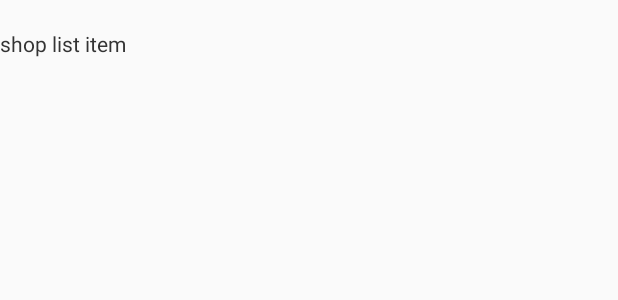
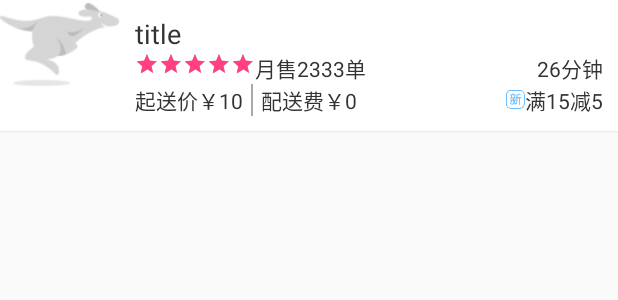
Before and after one commit to 0xLLLLH/Takeaway_android, an Android app: the layout shop_list_item.xml on its own in the app's theme, with its tools: preview values and no code run, on a phone screen of 412 x 824 dp. Shown: the top 300 px of the screen. Run offline under Robolectric (Android 15) with nearby library versions, the phone set to English and light mode, and no system bars.

Commit message:
shop list now display item rather than json

```diff
--- a/app/src/main/java/com/xllllh/android/takeaway/HomeFragment.java
+++ b/app/src/main/java/com/xllllh/android/takeaway/HomeFragment.java
@@ -83,7 +83,7 @@ public class HomeFragment extends Fragment {
                         LoadMoreTask loadMoreTask = new LoadMoreTask();
                         loadMoreTask.execute();
                     }
-                },1000);
+                },100);
             }
         });
         return view;
--- a/app/src/main/java/com/xllllh/android/takeaway/UsercenterFragment.java
+++ b/app/src/main/java/com/xllllh/android/takeaway/UsercenterFragment.java
@@ -9,6 +9,7 @@ import android.view.LayoutInflater;
 import android.view.View;
 import android.view.ViewGroup;
 import android.widget.LinearLayout;
+import android.widget.TextView;
 
 
 /**
@@ -83,6 +84,8 @@ public class UsercenterFragment extends Fragment {
                 startActivity(intent);
             }
         });
+        TextView username_view = (TextView) avatar_block.findViewById(R.id.username_view);
+        username_view.setText(UserUtils.mUsername);
     }
     private void bindMenu(){
 
--- a/app/src/main/res/layout/fragment_usercenter.xml
+++ b/app/src/main/res/layout/fragment_usercenter.xml
@@ -92,12 +92,13 @@
                 android:layout_width="80dp"
                 android:layout_height="80dp"
                 android:layout_gravity="center"
-                android:src="@mipmap/r0"
+                android:src="@mipmap/r1"
                 android:scaleType="centerCrop"
                 android:background="@mipmap/r2"
                 android:layout_margin="10dp"
                 android:padding="8dp"/>
             <TextView
+                android:id="@+id/username_view"
                 android:layout_width="wrap_content"
                 android:layout_height="wrap_content"
                 android:layout_gravity="center"
--- a/app/src/main/res/layout/shop_list_item.xml
+++ b/app/src/main/res/layout/shop_list_item.xml
@@ -1,15 +1,83 @@
 <?xml version="1.0" encoding="utf-8"?>
 <LinearLayout xmlns:android="http://schemas.android.com/apk/res/android"
-    android:orientation="vertical"
+    android:orientation="horizontal"
     android:layout_width="match_parent"
-    android:layout_height="wrap_content">
-    <TextView
-        android:id="@+id/id"
-        android:layout_width="match_parent"
-        android:layout_height="wrap_content" />
-    <TextView
-        android:id="@+id/content"
+    android:layout_height="wrap_content"
+    android:background="@android:color/white"
+    android:layout_marginBottom="10dp"
+    android:elevation="1dp">
+
+    <ImageView
+        android:layout_width="80dp"
+        android:layout_height="60dp"
+        android:src="@mipmap/xf"/>
+    <LinearLayout
+        android:orientation="vertical"
         android:layout_width="match_parent"
         android:layout_height="wrap_content"
-        android:text="shop list item"/>
+        android:padding="10dp">
+        <TextView
+            android:id="@+id/shop_name"
+            android:layout_width="match_parent"
+            android:layout_height="wrap_content"
+            android:text="title"
+            android:textSize="18sp"/>
+        <LinearLayout
+            android:orientation="horizontal"
+            android:layout_width="match_parent"
+            android:layout_height="wrap_content">
+            <RatingBar
+                android:id="@+id/shop_rating"
+                android:layout_width="wrap_content"
+                android:layout_height="wrap_content"
+                android:numStars="5"
+                android:isIndicator="true"
+                style="@style/Base.Widget.AppCompat.RatingBar.Small"
+                android:rating="5"/>
+            <TextView
+                android:id="@+id/shop_sold"
+                android:layout_width="wrap_content"
+                android:layout_height="wrap_content"
+                android:text="月售2333单"/>
+            <TextView
+                android:id="@+id/shop_send_time"
+                android:textAlignment="textEnd"
+                android:layout_width="match_parent"
+                android:layout_height="wrap_content"
+                android:text="26分钟"/>
+        </LinearLayout>
+        <LinearLayout
+            android:layout_width="match_parent"
+            android:layout_height="wrap_content">
+            <TextView
+                android:id="@+id/shop_price_to_send"
+                android:layout_width="wrap_content"
+                android:layout_height="wrap_content"
+                android:text="起送价￥10"/>
+            <ImageView
+                android:layout_width="1dp"
+                android:layout_marginStart="5dp"
+                android:layout_marginEnd="5dp"
+                android:layout_height="match_parent"
+                android:background="@android:color/darker_gray"/>
+            <TextView
+                android:id="@+id/shop_send_fee"
+                android:layout_width="wrap_content"
+                android:layout_height="wrap_content"
+                android:text="配送费￥0"/>
+            <LinearLayout
+                android:layout_width="match_parent"
+                android:layout_height="wrap_content"
+                android:orientation="vertical"
+                android:gravity="end">
+                <TextView
+                    android:id="@+id/shop_discount"
+                    android:drawableStart="@mipmap/tf"
+                    android:layout_width="wrap_content"
+                    android:layout_height="wrap_content"
+                    android:text="满15减5"/>
+            </LinearLayout>
+
+        </LinearLayout>
+    </LinearLayout>
 </LinearLayout>
```
Also changed, not shown: app/src/main/java/com/xllllh/android/takeaway/ItemRecyclerViewAdapter.java (+28 -10 lines), app/src/main/res/layout/homepage_entries.xml (+5 -2 lines), app/src/main/res/mipmap-xxxhdpi/tf.png (added), app/src/main/res/mipmap-xxxhdpi/xf.png (added).
